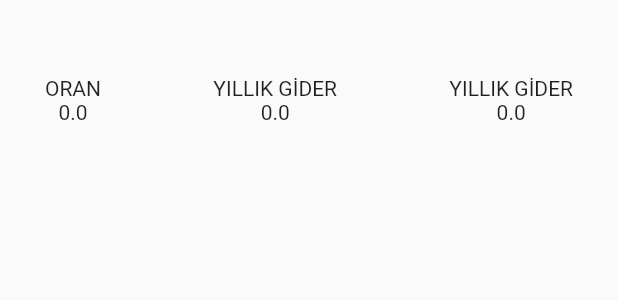
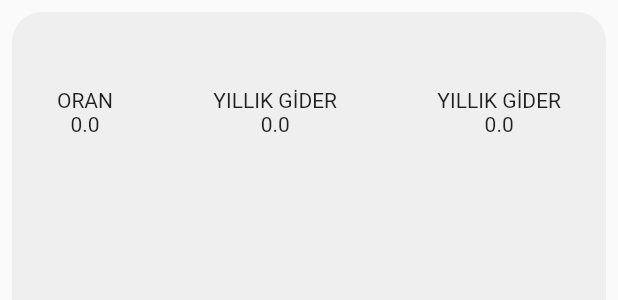
Before and after one commit to bugrahancamlibel/TeklifimGelsin-Task, a Flutter app: the BankOffer widget shown alone on an empty page, opened directly with empty values, on a phone screen of 412 x 824 dp. Shown: the top 300 px of the screen. Run offline on Flutter 3.47's test engine with Material 2 defaults, Android fonts, the phone set to English and light mode, and no system bars.

Commit message:
Visual improvements.

```diff
--- a/lib/result.dart
+++ b/lib/result.dart
@@ -16,7 +16,6 @@ class ResultWidget extends StatelessWidget {
           itemBuilder: (BuildContext context, int index){
             return BankOffer(index: index, bankOffer: responseData.offers[index],);
           },
-
         ),
       )
     );
@@ -30,16 +29,24 @@ class BankOffer extends StatelessWidget {
   final Offer bankOffer;
   @override
   Widget build(BuildContext context) {
-    return Column(
-      //mainAxisAlignment: MainAxisAlignment.spaceBetween,
-      children: [
-        Text(bankOffer.bank,style: const TextStyle(fontSize: 18, fontStyle: FontStyle.italic),),
-        GestureDetector(
-
+    return GestureDetector(
       onTap: (){
         print("Clicked on it");
       },
       child: Padding(
+        padding: const EdgeInsets.all(8.0),
+        child: Container(
+          decoration: const BoxDecoration(
+            color: Color(0xFFEFEFEF),
+            shape: BoxShape.rectangle,
+            borderRadius: BorderRadius.all(Radius.circular(20))
+          ),
+          //color: Colors.grey,
+          child: Column(
+            //mainAxisAlignment: MainAxisAlignment.spaceBetween,
+            children: [
+              Text(bankOffer.bank,style: const TextStyle(fontSize: 18, fontStyle: FontStyle.italic),),
+              Padding(
                   padding: const EdgeInsets.all(30.0),
                   child: Row(
                     mainAxisAlignment: MainAxisAlignment.spaceBetween,
@@ -65,8 +72,10 @@ class BankOffer extends StatelessWidget {
                     ],
                   ),
                 ),
-        )
             ],
+          ),
+        ),
+      ),
     );
   }
 }
```
Lines whose indentation alone changed are shown as unchanged.
